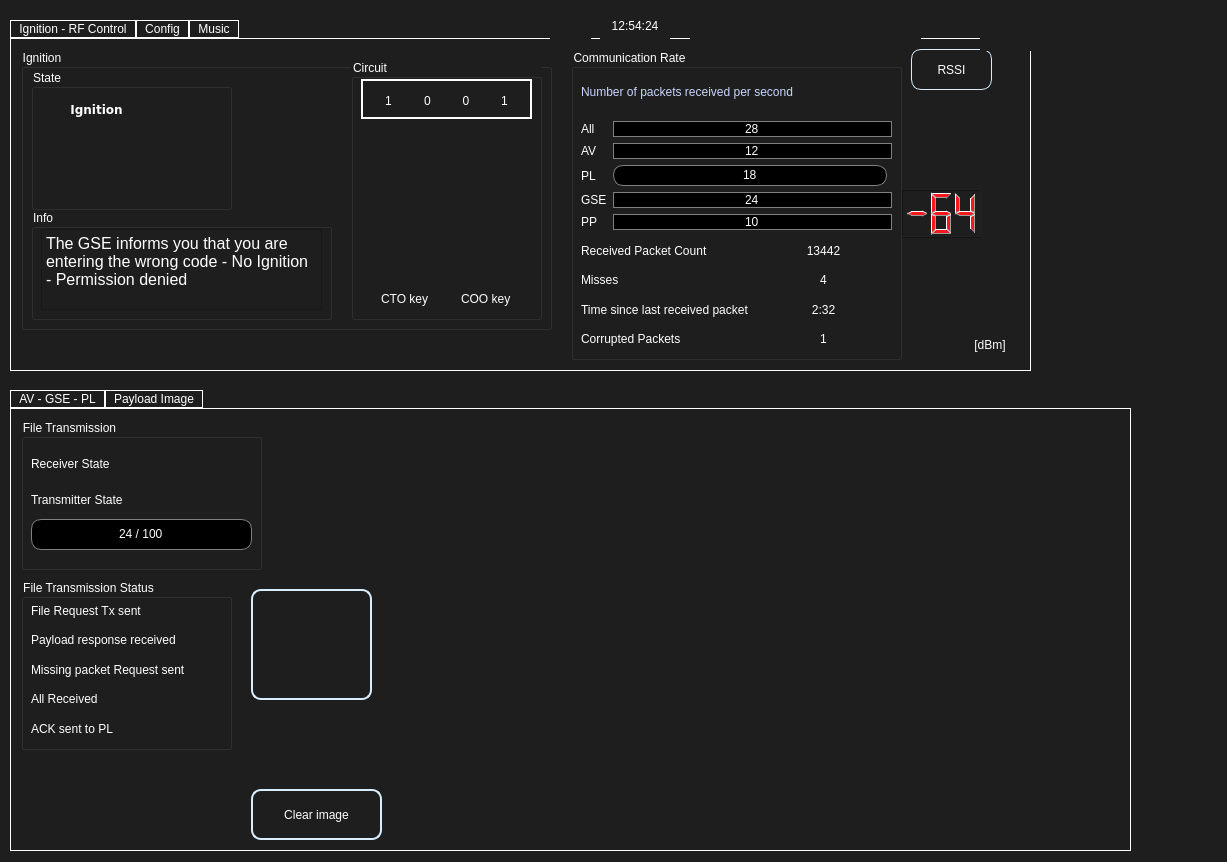
Qt form UI/ui_file/LioTest.ui (MorgesHAB/ERT2020GS) before a commit.
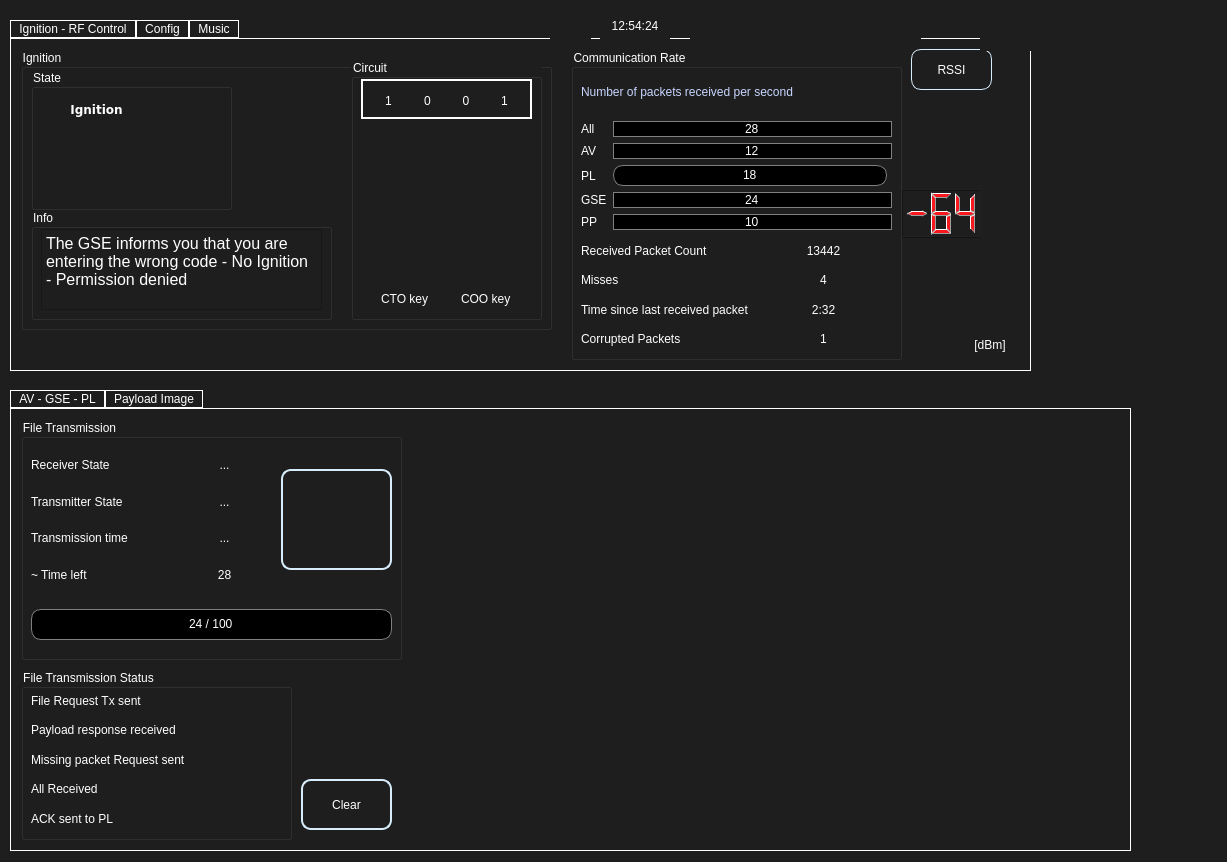
The same form after that commit. Icons and pictures are not drawn.

Commit message: add FTX time + time left + gui

What changed in the file:
```diff
--- a/UI/ui_file/LioTest.ui
+++ b/UI/ui_file/LioTest.ui
@@ -2404,9 +2404,9 @@
     <widget class="QLabel" name="PL_image_display">
      <property name="geometry">
       <rect>
-       <x>380</x>
+       <x>400</x>
        <y>20</y>
-       <width>721</width>
+       <width>701</width>
        <height>411</height>
       </rect>
      </property>
@@ -2420,46 +2420,13 @@
       <set>Qt::AlignCenter</set>
      </property>
     </widget>
-    <widget class="QPushButton" name="file_transmission_button">
-     <property name="geometry">
-      <rect>
-       <x>240</x>
-       <y>180</y>
-       <width>121</width>
-       <height>111</height>
-      </rect>
-     </property>
-     <property name="styleSheet">
-      <string notr="true">QPushButton{
-qproperty-icon: url(:/assets/PLimg.png);
-qproperty-iconSize: 120px;
-font: 18pt &quot;MS Shell Dlg 2&quot;;
-border: 2px solid;
-border-color: rgb(215, 237, 252);
-border-radius: 10px;
-}
-QPushButton:hover {
-background-color: black; 
-border: 3px solid;
-border-color: rgb(215, 237, 252);
-}
-QPushButton:pressed {
-border: 4px solid;
-border-color: rgb(92, 242, 135);
-}
-</string>
-     </property>
-     <property name="text">
-      <string/>
-     </property>
-    </widget>
     <widget class="QGroupBox" name="groupBox_8">
      <property name="geometry">
       <rect>
        <x>10</x>
        <y>10</y>
-       <width>241</width>
-       <height>151</height>
+       <width>381</width>
+       <height>241</height>
       </rect>
      </property>
      <property name="title">
@@ -2470,11 +2437,21 @@
        <rect>
         <x>10</x>
         <y>30</y>
-        <width>221</width>
-        <height>66</height>
+        <width>241</width>
+        <height>141</height>
        </rect>
       </property>
       <layout class="QGridLayout" name="gridLayout_4">
+       <item row="1" column="1">
+        <widget class="QLabel" name="transmitter_state_panel">
+         <property name="text">
+          <string>...</string>
+         </property>
+         <property name="alignment">
+          <set>Qt::AlignCenter</set>
+         </property>
+        </widget>
+       </item>
        <item row="1" column="0">
         <widget class="QLabel" name="transmitter_state_label">
          <property name="minimumSize">
@@ -2516,14 +2493,44 @@
        <item row="0" column="1">
         <widget class="QLabel" name="receiver_state_panel">
          <property name="text">
-          <string/>
+          <string>...</string>
          </property>
+         <property name="alignment">
+          <set>Qt::AlignCenter</set>
+         </property>
         </widget>
        </item>
-       <item row="1" column="1">
-        <widget class="QLabel" name="transmitter_state_panel">
+       <item row="2" column="1">
+        <widget class="QLabel" name="ftx_beginning_time">
          <property name="text">
-          <string/>
+          <string>...</string>
+         </property>
+         <property name="alignment">
+          <set>Qt::AlignCenter</set>
+         </property>
+        </widget>
+       </item>
+       <item row="2" column="0">
+        <widget class="QLabel" name="label_3">
+         <property name="text">
+          <string>Transmission time</string>
+         </property>
+        </widget>
+       </item>
+       <item row="3" column="0">
+        <widget class="QLabel" name="label_4">
+         <property name="text">
+          <string>~ Time left </string>
+         </property>
+        </widget>
+       </item>
+       <item row="3" column="1">
+        <widget class="QLabel" name="ftx_time_left">
+         <property name="text">
+          <string>28</string>
+         </property>
+         <property name="alignment">
+          <set>Qt::AlignCenter</set>
          </property>
         </widget>
        </item>
@@ -2533,8 +2540,8 @@
       <property name="geometry">
        <rect>
         <x>10</x>
-        <y>100</y>
-        <width>221</width>
+        <y>190</y>
+        <width>361</width>
         <height>31</height>
        </rect>
       </property>
@@ -2563,13 +2570,46 @@
        <string>%v / %m</string>
       </property>
      </widget>
+     <widget class="QPushButton" name="file_transmission_button">
+      <property name="geometry">
+       <rect>
+        <x>260</x>
+        <y>50</y>
+        <width>111</width>
+        <height>101</height>
+       </rect>
+      </property>
+      <property name="styleSheet">
+       <string notr="true">QPushButton{
+qproperty-icon: url(:/assets/PLimg.png);
+qproperty-iconSize: 100px;
+font: 18pt &quot;MS Shell Dlg 2&quot;;
+border: 2px solid;
+border-color: rgb(215, 237, 252);
+border-radius: 10px;
+}
+QPushButton:hover {
+background-color: black; 
+border: 3px solid;
+border-color: rgb(215, 237, 252);
+}
+QPushButton:pressed {
+border: 4px solid;
+border-color: rgb(92, 242, 135);
+}
+</string>
+      </property>
+      <property name="text">
+       <string/>
+      </property>
+     </widget>
     </widget>
     <widget class="QPushButton" name="clear_image">
      <property name="geometry">
       <rect>
-       <x>240</x>
-       <y>380</y>
-       <width>131</width>
+       <x>290</x>
+       <y>370</y>
+       <width>91</width>
        <height>51</height>
       </rect>
      </property>
@@ -2594,14 +2634,14 @@
 </string>
      </property>
      <property name="text">
-      <string>Clear image</string>
+      <string>Clear</string>
      </property>
     </widget>
     <widget class="QPushButton" name="PL_image_abort">
      <property name="geometry">
       <rect>
-       <x>290</x>
-       <y>50</y>
+       <x>320</x>
+       <y>280</y>
        <width>61</width>
        <height>61</height>
       </rect>
@@ -2628,8 +2668,8 @@
      <property name="geometry">
       <rect>
        <x>10</x>
-       <y>170</y>
-       <width>211</width>
+       <y>260</y>
+       <width>271</width>
        <height>171</height>
       </rect>
      </property>
@@ -2641,7 +2681,7 @@
        <rect>
         <x>10</x>
         <y>20</y>
-        <width>191</width>
+        <width>251</width>
         <height>141</height>
        </rect>
       </property>
```
Left out of the diff: 4 changed lines with no effect on the pictures. The commit also changes 5 other files.
